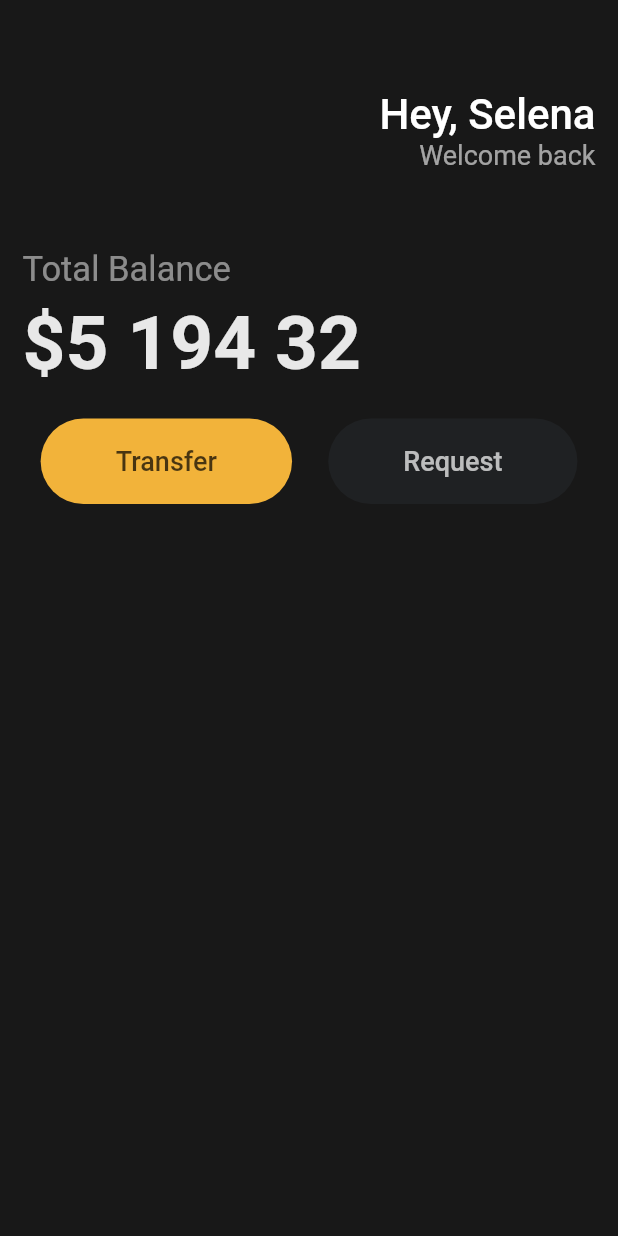
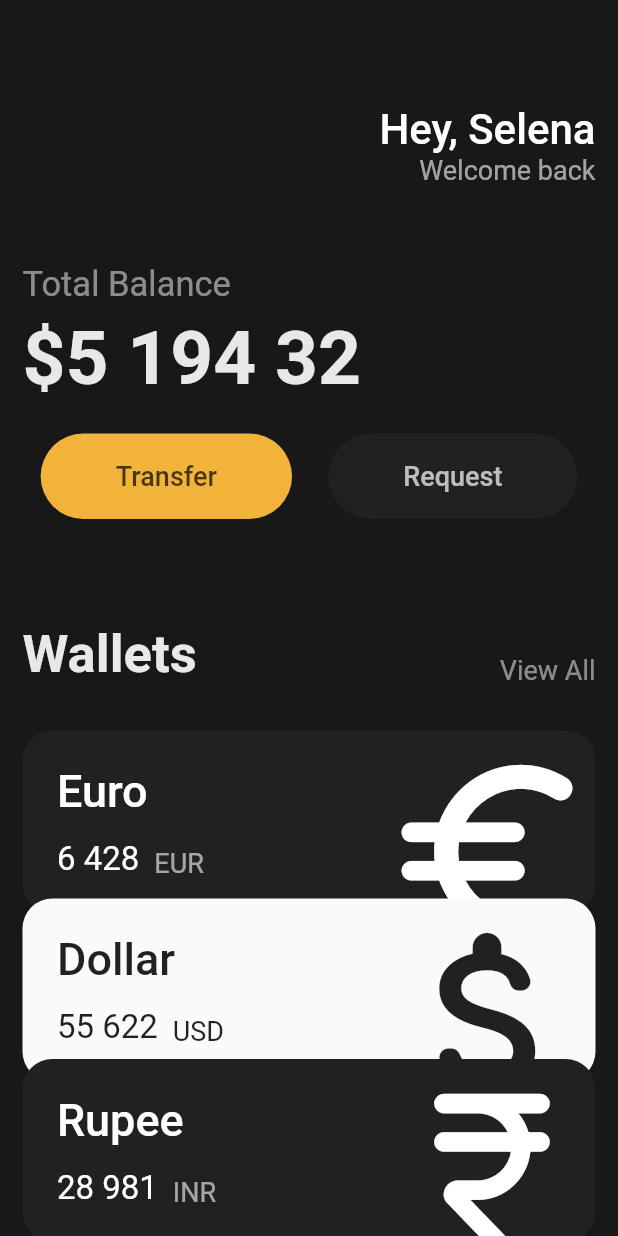
Before and after one commit to ggamsi0418/flutter-for-beginners, a Flutter app: the screen it shows after launch, on a phone screen of 412 x 824 dp. Run offline on Flutter 3.47's test engine with Material 2 defaults, Android fonts, the phone set to English and light mode, and no system bars.

Commit message:
#3 UI Challenge(2)

```diff
--- a/lib/main.dart
+++ b/lib/main.dart
@@ -1,5 +1,6 @@
 import 'package:flutter/material.dart';
 import 'package:flutter_for_beginners/widgets/button.dart';
+import 'package:flutter_for_beginners/widgets/currencry_card.dart';
 
 void main() {
   runApp(App());
@@ -11,8 +12,10 @@ class App extends StatelessWidget {
     return MaterialApp(
       home: Scaffold(
         backgroundColor: const Color(0xFF181818),
-        body: Padding(
+        body: SingleChildScrollView(
+          child: Padding(
             padding: const EdgeInsets.symmetric(
+              vertical: 10,
               horizontal: 15,
             ),
             child: Column(
@@ -85,7 +88,58 @@ class App extends StatelessWidget {
                     )
                   ],
                 ),
+                const SizedBox(
+                  height: 70,
+                ),
+                Row(
+                  mainAxisAlignment: MainAxisAlignment.spaceBetween,
+                  crossAxisAlignment: CrossAxisAlignment.end,
+                  children: [
+                    Text(
+                      "Wallets",
+                      style: TextStyle(
+                        fontSize: 35,
+                        fontWeight: FontWeight.w600,
+                        color: Colors.white.withOpacity(0.9),
+                      ),
+                    ),
+                    Text(
+                      "View All",
+                      style: TextStyle(
+                        fontSize: 18,
+                        color: Colors.white.withOpacity(0.5),
+                      ),
+                    ),
                   ],
+                ),
+                const SizedBox(
+                  height: 30,
+                ),
+                const CurrencyCard(
+                  name: 'Euro',
+                  code: 'EUR',
+                  amount: '6 428',
+                  icon: Icons.euro_rounded,
+                  isInverted: false,
+                ),
+                const CurrencyCard(
+                  name: 'Dollar',
+                  code: 'USD',
+                  amount: '55 622',
+                  icon: Icons.attach_money_rounded,
+                  isInverted: true,
+                  yPosition: -10,
+                ),
+                const CurrencyCard(
+                  name: 'Rupee',
+                  code: 'INR',
+                  amount: '28 981',
+                  icon: Icons.currency_rupee_rounded,
+                  isInverted: false,
+                  yPosition: -25,
+                )
+              ],
+            ),
           ),
         ),
       ),
--- /dev/null
+++ b/lib/widgets/currencry_card.dart
@@ -0,0 +1,93 @@
+import 'package:flutter/material.dart';
+
+class CurrencyCard extends StatelessWidget {
+  final String name, code, amount;
+  final IconData icon;
+  final bool isInverted;
+  final double yPosition;
+
+  final _blackColor = const Color(0xFF1F2123);
+
+  const CurrencyCard({
+    super.key,
+    required this.name,
+    required this.code,
+    required this.amount,
+    required this.icon,
+    required this.isInverted,
+    this.yPosition = 0,
+  });
+
+  @override
+  Widget build(BuildContext context) {
+    return Transform.translate(
+      offset: Offset(0, yPosition),
+      child: Container(
+        clipBehavior: Clip.hardEdge,
+        decoration: BoxDecoration(
+          color: isInverted ? const Color(0xFFFAFAFA) : _blackColor,
+          borderRadius: BorderRadius.circular(20),
+        ),
+        child: Padding(
+          padding: const EdgeInsets.all(23),
+          child: Row(
+            mainAxisAlignment: MainAxisAlignment.spaceBetween,
+            children: [
+              Column(
+                crossAxisAlignment: CrossAxisAlignment.start,
+                children: [
+                  Text(
+                    name,
+                    style: TextStyle(
+                      color: isInverted ? _blackColor : Colors.white,
+                      fontSize: 30,
+                      fontWeight: FontWeight.w500,
+                    ),
+                  ),
+                  const SizedBox(
+                    height: 15,
+                  ),
+                  Row(
+                    crossAxisAlignment: CrossAxisAlignment.end,
+                    children: [
+                      Text(
+                        amount,
+                        style: TextStyle(
+                          color: isInverted ? _blackColor : Colors.white,
+                          fontSize: 22,
+                        ),
+                      ),
+                      const SizedBox(
+                        width: 10,
+                      ),
+                      Text(
+                        code,
+                        style: TextStyle(
+                          color: isInverted
+                              ? _blackColor
+                              : Colors.white.withOpacity(0.6),
+                          fontSize: 18,
+                        ),
+                      ),
+                    ],
+                  ),
+                ],
+              ),
+              Transform.scale(
+                scale: 2.2,
+                child: Transform.translate(
+                  offset: const Offset(-5, 9),
+                  child: Icon(
+                    icon,
+                    color: isInverted ? _blackColor : Colors.white,
+                    size: 70,
+                  ),
+                ),
+              ),
+            ],
+          ),
+        ),
+      ),
+    );
+  }
+}
```
Also changed, not shown: 1 other file. Lines whose indentation alone changed are shown as unchanged.
